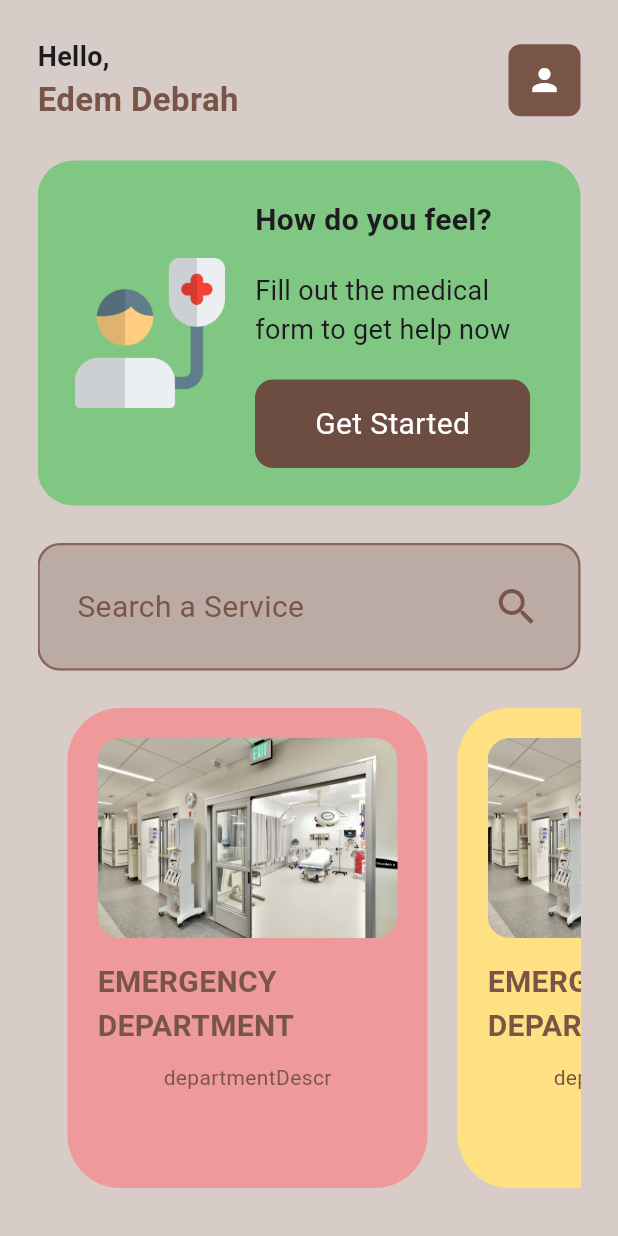
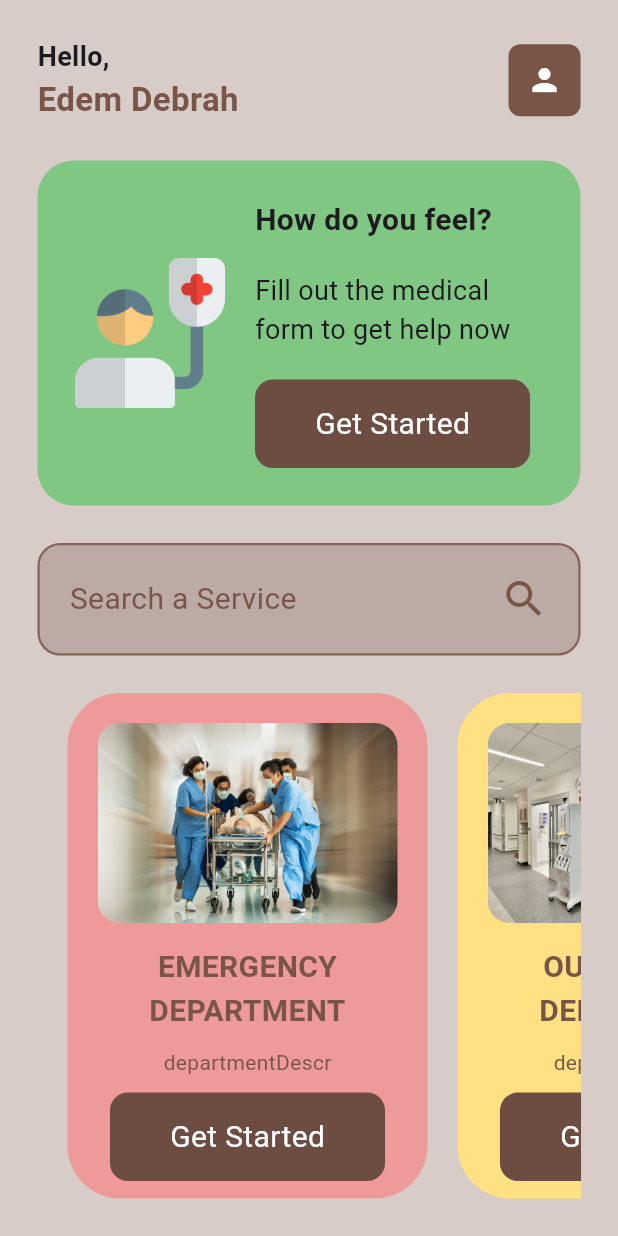
Before and after one commit to edemdebrah/ghana_police_hospital, a Flutter app: the HomePage screen opened directly, on a phone screen of 412 x 824 dp. Run offline on Flutter 3.47's test engine with Material 2 defaults, Android fonts, the phone set to English and light mode, and no system bars.

Commit message:
homepage update 7

```diff
--- a/lib/pages/home_page.dart
+++ b/lib/pages/home_page.dart
@@ -12,7 +12,7 @@ class HomePage extends StatelessWidget {
       body: SafeArea(
         child: Padding(
           padding: const EdgeInsets.all(25.0),
-          child: ListView(
+          child: Column(
             children: [
               //welcome user section
               Row(
@@ -98,6 +98,7 @@ class HomePage extends StatelessWidget {
                             SizedBox(
                               height: 20,
                             ),
+                            //button for How do you feel?
                             Container(
                               padding: EdgeInsets.symmetric(
                                 horizontal: 40,
@@ -129,7 +130,7 @@ class HomePage extends StatelessWidget {
               //search bar for user to search a service.
               Container(
                 padding: EdgeInsets.all(
-                  25,
+                  20,
                 ),
                 decoration: BoxDecoration(
                   color: Colors.brown[200],
@@ -162,14 +163,15 @@ class HomePage extends StatelessWidget {
               SizedBox(
                 height: 25,
               ),
-              Container(
-                height: 370,
+              Expanded(
+                //color: Colors.brown,
+                //height: 350,
                 child: ListView(
                   scrollDirection: Axis.horizontal,
                   children: [
                     ServicesList(
                       bgColor: Colors.red[200],
-                      headerImage: "lib/images/emergency.jpg",
+                      headerImage: "lib/images/emergency2.jpg",
                       departmentName: 'EMERGENCY DEPARTMENT',
                       departmentDescr: 'departmentDescr',
                       onTap: () {},
@@ -177,7 +179,14 @@ class HomePage extends StatelessWidget {
                     ServicesList(
                       bgColor: Colors.amber[200],
                       headerImage: "lib/images/emergency.jpg",
-                      departmentName: 'EMERGENCY DEPARTMENT',
+                      departmentName: 'OUT-PATIENT DEPARTMENT',
+                      departmentDescr: 'departmentDescr',
+                      onTap: () {},
+                    ),
+                    ServicesList(
+                      bgColor: Colors.purple[200],
+                      headerImage: "lib/images/surgery2.jpeg",
+                      departmentName: 'SURGERY DEPARTMENT',
                       departmentDescr: 'departmentDescr',
                       onTap: () {},
                     ),
--- a/lib/utils/services_list.dart
+++ b/lib/utils/services_list.dart
@@ -1,4 +1,5 @@
 import 'package:flutter/material.dart';
+import 'package:ghana_police_hospital/utils/glass_button.dart';
 
 class ServicesList extends StatelessWidget {
   Color? bgColor;
@@ -18,10 +19,11 @@ class ServicesList extends StatelessWidget {
   @override
   Widget build(BuildContext context) {
     return Container(
+      alignment: Alignment.center,
       width: 240,
       margin: EdgeInsets.only(
         left: 20,
-        bottom: 50,
+        //bottom: 50,
       ),
       padding: EdgeInsets.all(20),
       decoration: BoxDecoration(
@@ -65,6 +67,7 @@ class ServicesList extends StatelessWidget {
               color: Colors.brown,
               fontWeight: FontWeight.bold,
             ),
+            textAlign: TextAlign.center,
           ),
           SizedBox(
             height: 10,
@@ -78,9 +81,28 @@ class ServicesList extends StatelessWidget {
             ),
           ),
           SizedBox(
-            height: 25,
+            height: 10,
           ),
           //button to launch / open a department
+          Container(
+            padding: EdgeInsets.symmetric(
+              horizontal: 40,
+              vertical: 15,
+            ),
+            decoration: BoxDecoration(
+              color: Colors.brown[600],
+              borderRadius: BorderRadius.circular(
+                12,
+              ),
+            ),
+            child: Text(
+              'Get Started',
+              style: TextStyle(
+                fontSize: 20,
+                color: Colors.white,
+              ),
+            ),
+          )
         ],
       ),
     );
```
Also changed, not shown: SCREENSHOT_UI/home_page rev6.png (added).
